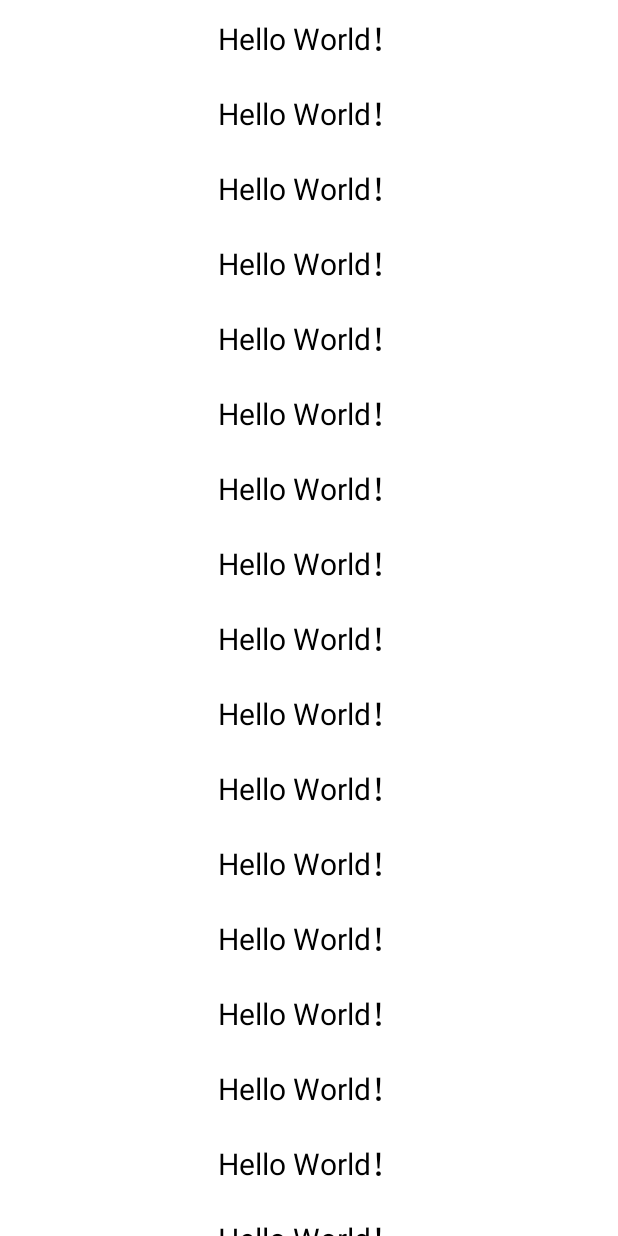
After one commit to geeksfan/Android_Demo, an Android app: the LinearRecyclerViewActivity screen opened directly, with no data from a screen before it, on a phone screen of 412 x 824 dp. The commit adds this screen. Run offline under Robolectric (Android 15) with nearby library versions, the phone set to English and light mode, and no system bars.

Commit message:
RecyclerView(一)  3/4

```diff
--- a/app/build.gradle
+++ b/app/build.gradle
@@ -44,4 +44,6 @@ dependencies {
     // glide
     implementation 'com.github.bumptech.glide:glide:4.12.0'
     annotationProcessor 'com.github.bumptech.glide:compiler:4.12.0'
+    //RecycleView
+    compile 'com.android.support:design:25.3.1'
 }
--- a/app/src/main/AndroidManifest.xml
+++ b/app/src/main/AndroidManifest.xml
@@ -11,7 +11,9 @@
         android:roundIcon="@mipmap/ic_launcher_round"
         android:supportsRtl="true"
         android:theme="@style/Theme.HelloWorld">
-        <activity android:name=".ScrollViewActivity"></activity>
+        <activity android:name=".recyclerview.LinearRecyclerViewActivity"></activity>
+        <activity android:name=".recyclerview.RecyclerViewActivity" />
+        <activity android:name=".ScrollViewActivity" />
         <activity android:name=".gridview.GridViewActivity" />
         <activity android:name=".listview.ListViewActivity" />
         <activity android:name=".ImageViewActivity" />
--- /dev/null
+++ b/app/src/main/java/com/smart4s/app/merchant/helloworld/recyclerview/LinearAdapter.java
@@ -0,0 +1,46 @@
+package com.smart4s.app.merchant.helloworld.recyclerview;
+
+import android.content.Context;
+import android.view.LayoutInflater;
+import android.view.View;
+import android.view.ViewGroup;
+import android.widget.TextView;
+
+import androidx.recyclerview.widget.RecyclerView;
+
+import com.smart4s.app.merchant.helloworld.R;
+
+public class LinearAdapter extends RecyclerView.Adapter<LinearAdapter.LinearViewHolder> {
+
+    private Context mContext;
+
+    public LinearAdapter(Context context) {
+        this.mContext = context;
+
+    }
+
+    @Override
+    public LinearAdapter.LinearViewHolder onCreateViewHolder(ViewGroup parent, int viewType) {
+        return new LinearViewHolder(LayoutInflater.from(mContext).inflate(R.layout.layout_linear_item, parent, false));
+    }
+
+    @Override
+    public void onBindViewHolder(LinearAdapter.LinearViewHolder holder, int position) {
+        holder.textView.setText("Hello World！");
+    }
+
+    @Override
+    public int getItemCount() {
+        return 30;
+    }
+
+    static class LinearViewHolder extends RecyclerView.ViewHolder {
+
+        private TextView textView;
+
+        public LinearViewHolder(View itemView) {
+            super(itemView);
+            textView = itemView.<TextView>findViewById(R.id.tv_title);
+        }
+    }
+}
--- /dev/null
+++ b/app/src/main/java/com/smart4s/app/merchant/helloworld/recyclerview/LinearRecyclerViewActivity.java
@@ -0,0 +1,23 @@
+package com.smart4s.app.merchant.helloworld.recyclerview;
+
+import android.os.Bundle;
+
+import androidx.appcompat.app.AppCompatActivity;
+import androidx.recyclerview.widget.LinearLayoutManager;
+import androidx.recyclerview.widget.RecyclerView;
+
+import com.smart4s.app.merchant.helloworld.R;
+
+public class LinearRecyclerViewActivity extends AppCompatActivity {
+
+    private RecyclerView mRvMain1;
+
+    @Override
+    protected void onCreate(Bundle savedInstanceState) {
+        super.onCreate(savedInstanceState);
+        setContentView(R.layout.activity_linear_recycler_view);
+        mRvMain1 = findViewById(R.id.rv_main);
+        mRvMain1.setLayoutManager(new LinearLayoutManager(LinearRecyclerViewActivity.this));
+        mRvMain1.setAdapter(new LinearAdapter(LinearRecyclerViewActivity.this));
+    }
+}
--- /dev/null
+++ b/app/src/main/res/layout/activity_linear_recycler_view.xml
@@ -0,0 +1,12 @@
+<?xml version="1.0" encoding="utf-8"?>
+<RelativeLayout xmlns:android="http://schemas.android.com/apk/res/android"
+    android:layout_width="match_parent"
+    android:layout_height="match_parent">
+
+    <androidx.recyclerview.widget.RecyclerView
+        android:id="@+id/rv_main"
+        android:layout_width="match_parent"
+        android:layout_height="wrap_content"
+        android:background="@color/gray"/>
+
+</RelativeLayout>
--- /dev/null
+++ b/app/src/main/res/layout/layout_linear_item.xml
@@ -0,0 +1,16 @@
+<?xml version="1.0" encoding="utf-8"?>
+<LinearLayout xmlns:android="http://schemas.android.com/apk/res/android"
+    android:layout_width="match_parent"
+    android:layout_height="wrap_content"
+    android:background="@color/white"
+    android:orientation="vertical">
+
+    <TextView
+        android:id="@+id/tv_title"
+        android:layout_width="match_parent"
+        android:layout_height="50dp"
+        android:gravity="center"
+        android:textColor="@color/black"
+        android:textSize="20sp"/>
+
+</LinearLayout>
--- a/gradle.properties
+++ b/gradle.properties
@@ -14,4 +14,7 @@ org.gradle.jvmargs=-Xmx2048m -Dfile.encoding=UTF-8
 # AndroidX package structure to make it clearer which packages are bundled with the
 # Android operating system, and which are packaged with your app"s APK
 # https://developer.android.com/topic/libraries/support-library/androidx-rn
+# 需要在gradle.properties中添加下面两行代码
+# 这是因为混合支持库。通过添加这些行选择androidX作为您的支持库
 android.useAndroidX=true
+android.enableJetifier=true
```
Also changed, not shown: app/src/main/java/com/smart4s/app/merchant/helloworld/MainActivity.java (+9 -1 lines), app/src/main/java/com/smart4s/app/merchant/helloworld/recyclerview/RecyclerViewActivity.java (added, +29 -0 lines), app/src/main/res/layout/activity_main.xml (+7 -0 lines), app/src/main/res/layout/activity_recycler_view.xml (added, +14 -0 lines).
